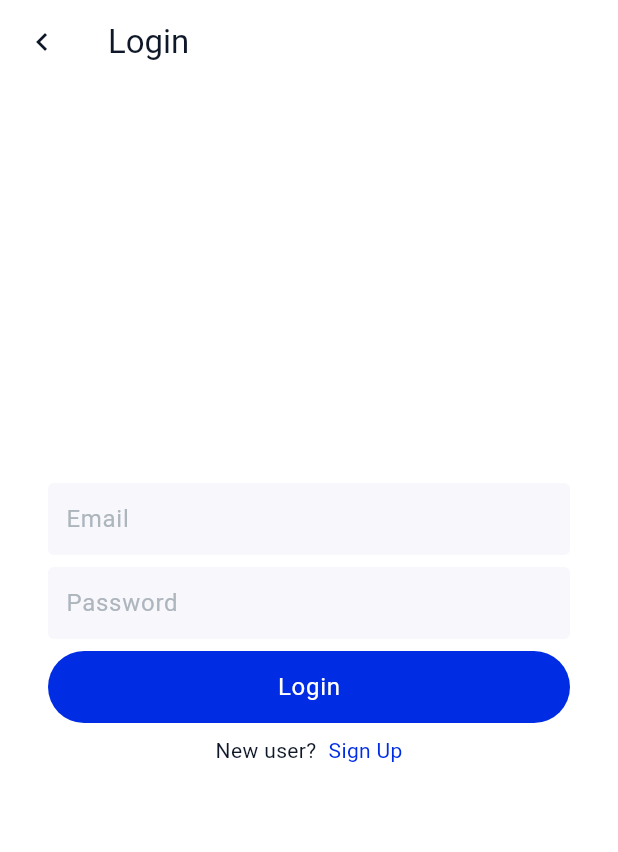
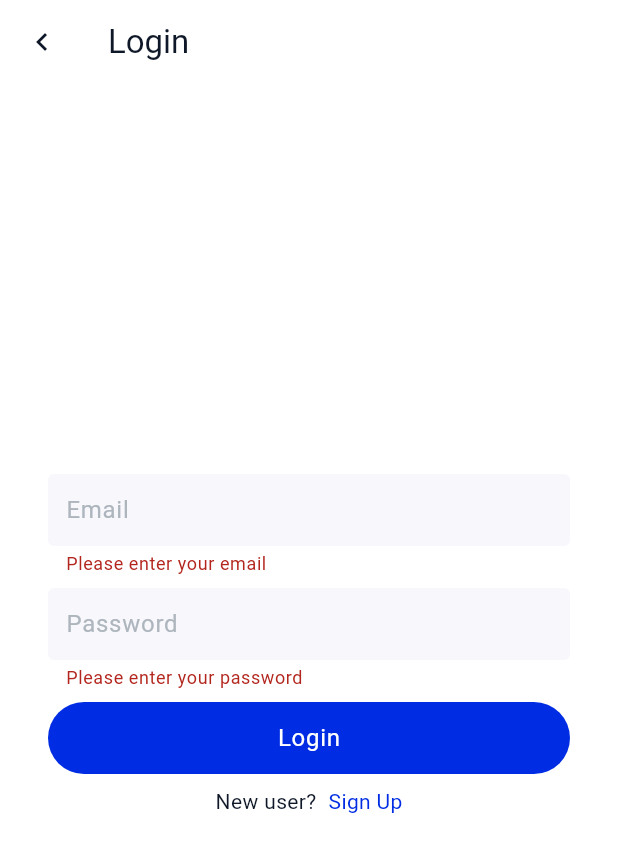
Before and after one commit to ThureinH-cloud/chat_app_riverpod, a Flutter app: the LoginPage screen opened by its route, after a tap on "Login", on a phone screen of 412 x 824 dp. Shown: the top 852 px of the screen. Run offline on Flutter 3.47's test engine with Material 3 defaults, Android fonts, the phone set to English and light mode, and no system bars; our stand-ins replace dio, flutter_riverpod, get_it, go_router, pretty_dio_logger.

Commit message:
Login Service and Model Added

```diff
--- a/lib/common/const/url_const.dart
+++ b/lib/common/const/url_const.dart
@@ -2,4 +2,5 @@ class UrlConst {
   static const String baseUrl = 'https://chatapis.rubylearner.com/';
   static const String signup = "user/register";
   static const String verfiyOtp = "user/email-verify";
+  static const String login = "user/login";
 }
--- /dev/null
+++ b/lib/features/auth/login/data/model/login.dart
@@ -0,0 +1,135 @@
+class Login {
+  Login({
+    this.status,
+    this.message,
+    this.data,
+  });
+
+  Login.fromJson(dynamic json) {
+    status = json['status'];
+    message = json['message'];
+    data = json['data'] != null ? Data.fromJson(json['data']) : null;
+  }
+  bool? status;
+  String? message;
+  Data? data;
+  Login copyWith({
+    bool? status,
+    String? message,
+    Data? data,
+  }) =>
+      Login(
+        status: status ?? this.status,
+        message: message ?? this.message,
+        data: data ?? this.data,
+      );
+  Map<String, dynamic> toJson() {
+    final map = <String, dynamic>{};
+    map['status'] = status;
+    map['message'] = message;
+    if (data != null) {
+      map['data'] = data?.toJson();
+    }
+    return map;
+  }
+}
+
+class Data {
+  Data({
+    this.user,
+    this.token,
+  });
+
+  Data.fromJson(dynamic json) {
+    user = json['user'] != null ? User.fromJson(json['user']) : null;
+    token = json['token'];
+  }
+  User? user;
+  String? token;
+  Data copyWith({
+    User? user,
+    String? token,
+  }) =>
+      Data(
+        user: user ?? this.user,
+        token: token ?? this.token,
+      );
+  Map<String, dynamic> toJson() {
+    final map = <String, dynamic>{};
+    if (user != null) {
+      map['user'] = user?.toJson();
+    }
+    map['token'] = token;
+    return map;
+  }
+}
+
+class User {
+  User({
+    this.id,
+    this.name,
+    this.cover,
+    this.email,
+    this.isVerified,
+    this.isBanned,
+    this.createdAt,
+    this.updatedAt,
+    this.v,
+  });
+
+  User.fromJson(dynamic json) {
+    id = json['_id'];
+    name = json['name'];
+    cover = json['cover'];
+    email = json['email'];
+    isVerified = json['is_verified'];
+    isBanned = json['is_banned'];
+    createdAt = json['createdAt'];
+    updatedAt = json['updatedAt'];
+    v = json['__v'];
+  }
+  String? id;
+  String? name;
+  dynamic cover;
+  String? email;
+  bool? isVerified;
+  bool? isBanned;
+  String? createdAt;
+  String? updatedAt;
+  num? v;
+  User copyWith({
+    String? id,
+    String? name,
+    dynamic cover,
+    String? email,
+    bool? isVerified,
+    bool? isBanned,
+    String? createdAt,
+    String? updatedAt,
+    num? v,
+  }) =>
+      User(
+        id: id ?? this.id,
+        name: name ?? this.name,
+        cover: cover ?? this.cover,
+        email: email ?? this.email,
+        isVerified: isVerified ?? this.isVerified,
+        isBanned: isBanned ?? this.isBanned,
+        createdAt: createdAt ?? this.createdAt,
+        updatedAt: updatedAt ?? this.updatedAt,
+        v: v ?? this.v,
+      );
+  Map<String, dynamic> toJson() {
+    final map = <String, dynamic>{};
+    map['_id'] = id;
+    map['name'] = name;
+    map['cover'] = cover;
+    map['email'] = email;
+    map['is_verified'] = isVerified;
+    map['is_banned'] = isBanned;
+    map['createdAt'] = createdAt;
+    map['updatedAt'] = updatedAt;
+    map['__v'] = v;
+    return map;
+  }
+}
--- /dev/null
+++ b/lib/features/auth/login/data/service/login_service.dart
@@ -0,0 +1,19 @@
+import 'package:chat_application/common/const/url_const.dart';
+import 'package:chat_application/di/locator.dart';
+import 'package:dio/dio.dart';
+
+import '../model/Login.dart';
+
+class LoginService {
+  final Dio _dio = getIt.get();
+  Future<Login> login({
+    required String email,
+    required String password,
+  }) async {
+    final res = await _dio.post(UrlConst.login, data: {
+      'email': email,
+      'password': password,
+    });
+    return Login.fromJson(res.data);
+  }
+}
--- a/lib/features/auth/login/pages/login_page.dart
+++ b/lib/features/auth/login/pages/login_page.dart
@@ -1,16 +1,20 @@
 import 'package:chat_application/common/theme/extension/color_brand.dart';
 import 'package:chat_application/common/widgets/brand_button.dart';
 import 'package:flutter/material.dart';
+import 'package:flutter_riverpod/flutter_riverpod.dart';
 import 'package:go_router/go_router.dart';
 
-class LoginPage extends StatefulWidget {
+class LoginPage extends ConsumerStatefulWidget {
   const LoginPage({super.key});
 
   @override
-  State<LoginPage> createState() => _LoginPageState();
+  ConsumerState<LoginPage> createState() => _LoginPageState();
 }
 
-class _LoginPageState extends State<LoginPage> {
+class _LoginPageState extends ConsumerState<LoginPage> {
+  final TextEditingController _emailController = TextEditingController();
+  final TextEditingController _passwordController = TextEditingController();
+  final _formkey = GlobalKey<FormState>();
   @override
   Widget build(BuildContext context) {
     ColorScheme colorScheme = Theme.of(context).colorScheme;
@@ -27,17 +31,36 @@ class _LoginPageState extends State<LoginPage> {
           icon: Icon(Icons.chevron_left),
         ),
       ),
-      body: Padding(
-        padding: const EdgeInsets.all(32.0),
+      body: Column(
+        mainAxisAlignment: MainAxisAlignment.center,
+        children: [
+          Expanded(
+            child: Form(
+              key: _formkey,
+              child: Padding(
+                padding: const EdgeInsets.symmetric(
+                  vertical: 12,
+                  horizontal: 32,
+                ),
                 child: Column(
                   mainAxisAlignment: MainAxisAlignment.center,
                   children: [
-            SizedBox(
-              height: 50,
+                    Spacer(),
+                    TextFormField(
+                      controller: _emailController,
+                      validator: (value) {
+                        if (value == null || value.trim().isEmpty) {
+                          return "Please enter your email";
+                        }
+                        if (!RegExp(r"^[a-zA-Z0-9.]+@[a-zA-Z0-9]+\.[a-zA-Z]+")
+                            .hasMatch(value)) {
+                          return "Please enter a valid email";
+                        }
+                        return null;
+                      },
+                      style: textTheme.bodyLarge?.copyWith(
+                        color: colorScheme.onSurfaceVariant,
                       ),
-            TextFormField(
-              style: textTheme.bodyLarge
-                  ?.copyWith(color: colorScheme.onSurfaceVariant),
                       decoration: InputDecoration(
                         contentPadding:
                             EdgeInsets.symmetric(horizontal: 8, vertical: 6),
@@ -58,9 +81,19 @@ class _LoginPageState extends State<LoginPage> {
                       height: 8,
                     ),
                     TextFormField(
+                      controller: _passwordController,
                       style: textTheme.bodyLarge?.copyWith(
                         color: colorScheme.onSurfaceVariant,
                       ),
+                      validator: (value) {
+                        if (value == null || value.trim().isEmpty) {
+                          return "Please enter your password";
+                        }
+                        if (value.trim().length < 6) {
+                          return "Password must be at least 6 characters";
+                        }
+                        return null;
+                      },
                       decoration: InputDecoration(
                         contentPadding:
                             EdgeInsets.symmetric(horizontal: 8, vertical: 6),
@@ -73,14 +106,17 @@ class _LoginPageState extends State<LoginPage> {
                                 borderRadius: BorderRadius.circular(4),
                                 borderSide: BorderSide.none);
                           },
-                  )),
+                        ),
+                      ),
                     ),
                     SizedBox(
                       height: 8,
                     ),
                     BrandButton(
                       text: "Login",
-              onPressed: () {},
+                      onPressed: () {
+                        if (_formkey.currentState!.validate()) {}
+                      },
                     ),
                     SizedBox(
                       height: 8,
@@ -107,10 +143,15 @@ class _LoginPageState extends State<LoginPage> {
                       ],
                     ),
                     SizedBox(
-              height: 98,
+                      height: 20,
+                    ),
+                    Spacer()
+                  ],
+                ),
+              ),
+            ),
           )
         ],
-        ),
       ),
     );
   }
```
Also changed, not shown: lib/features/auth/login/notifier/login_state_model.dart (added, +28 -0 lines), lib/features/auth/login/notifier/login_state_notifier.dart (added, +10 -0 lines), lib/features/auth/otp/pages/otp_page.dart (+13 -3 lines). Lines whose indentation alone changed are shown as unchanged.
